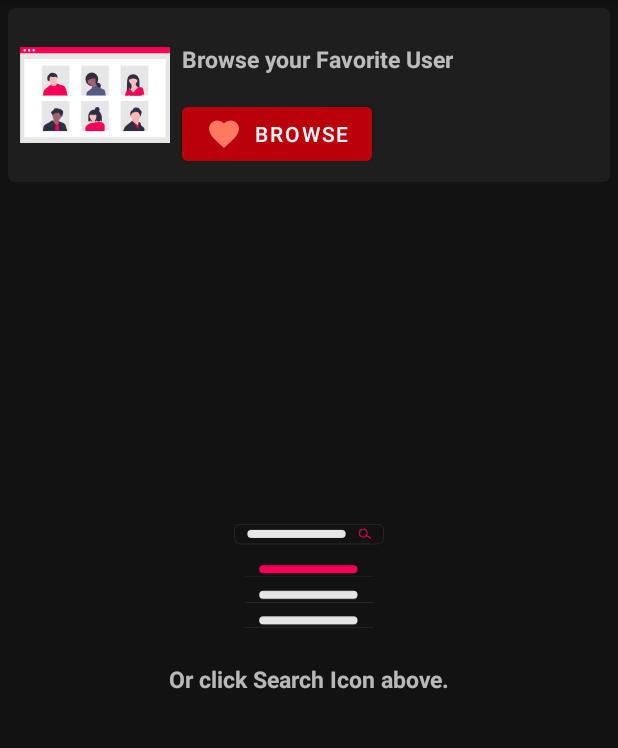
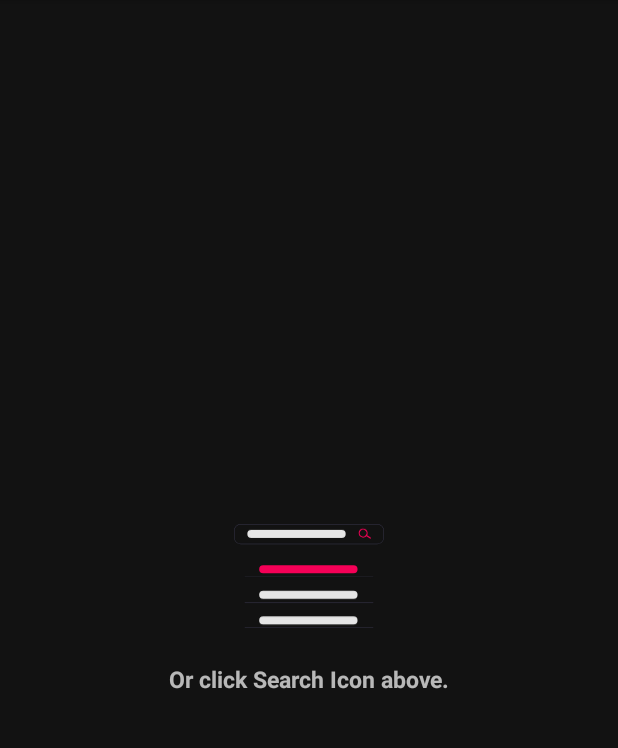
Before and after one commit to un-ro/github-user, an Android app: the screen it shows after launch (MainActivity), on a phone screen of 412 x 824 dp, the part 84-832 px from its top. Run offline under Robolectric (Android 15) with nearby library versions, the phone set to English and light mode, and no system bars; libraries missing offline, so code that uses them is left out: de.mateware.snacky; plain views replace MaterialProgressBar; Roboto replaces fonts that are not available here.

Commit message:
Home Page - Change UI - Change ViewModel - Change some icon

```diff
--- a/app/src/main/java/com/unero/githubuser/ui/fragments/home/HomeFragment.kt
+++ b/app/src/main/java/com/unero/githubuser/ui/fragments/home/HomeFragment.kt
@@ -4,15 +4,13 @@ import android.app.SearchManager
 import android.content.Context
 import android.os.Bundle
 import android.view.LayoutInflater
+import android.view.MenuItem
 import android.view.View
 import android.view.ViewGroup
-import androidx.activity.OnBackPressedCallback
 import androidx.appcompat.widget.SearchView
-import androidx.databinding.DataBindingUtil
 import androidx.fragment.app.Fragment
 import androidx.lifecycle.ViewModelProvider
 import androidx.navigation.fragment.findNavController
-import androidx.recyclerview.widget.LinearLayoutManager
 import com.unero.githubuser.R
 import com.unero.githubuser.data.remote.model.User
 import com.unero.githubuser.databinding.FragmentHomeBinding
@@ -21,81 +19,40 @@ import de.mateware.snacky.Snacky
 
 class HomeFragment : Fragment() {
 
+    private var _binding: FragmentHomeBinding? = null
+    private val binding get() = _binding as FragmentHomeBinding
+
     private lateinit var viewModel: HomeViewModel
-    private lateinit var binding: FragmentHomeBinding
     private lateinit var adapter: SharedAdapter
 
     override fun onCreate(savedInstanceState: Bundle?) {
         super.onCreate(savedInstanceState)
-
-        viewModel = ViewModelProvider(this).get(HomeViewModel::class.java)
+        viewModel = ViewModelProvider(requireActivity())[HomeViewModel::class.java]
     }
 
     override fun onCreateView(
         inflater: LayoutInflater, container: ViewGroup?,
         savedInstanceState: Bundle?
     ): View {
-        binding = DataBindingUtil.inflate(inflater, R.layout.fragment_home, container, false)
-        binding.lifecycleOwner = this
-        activity?.onBackPressedDispatcher?.addCallback(viewLifecycleOwner, object : OnBackPressedCallback(true) {
-            override fun handleOnBackPressed() {
-                activity?.finishAffinity()
-            }
-        })
+        _binding = FragmentHomeBinding.inflate(inflater, container, false)
         return binding.root
     }
 
     override fun onViewCreated(view: View, savedInstanceState: Bundle?) {
         super.onViewCreated(view, savedInstanceState)
 
+        binding.topbar.setOnMenuItemClickListener { menuItem -> appbar(menuItem) }
+
+        viewModel.listUser.observe(viewLifecycleOwner, {
+            if (it.items.isNullOrEmpty()) {
+                showIllustration(true)
                 showLoading(false)
-        setupRV()
-        appbar()
-        errorInfo()
-
-        binding.materialButton.setOnClickListener {
-            findNavController().navigate(R.id.action_homeFragment_to_favoriteFragment)
-        }
-    }
-
-    private fun setupRV() {
-        adapter = SharedAdapter()
-        adapter.setFragment(this::class.java.simpleName)
-        binding.rv.setHasFixedSize(true)
-        binding.rv.layoutManager = LinearLayoutManager(requireContext())
-        binding.rv.adapter = adapter
-    }
-
-    private fun render(query: String) {
-        viewModel.findUser(query)
-        viewModel.listUser.observe(viewLifecycleOwner, {
-            if (it.isSuccessful) {
-                showLoading(false)
-                val total = it.body()?.total_count
-                val listUser: List<User>? = it.body()?.items
-                adapter.setData(listUser)
-                adapter.notifyDataSetChanged()
-                if (total == 0) {
-                    zeroResult()
             } else {
-                    illustration(false)
-                    Snacky.builder()
-                        .setView(requireView())
-                        .setText(getString(R.string.total_result, total))
-                        .success()
-                        .show()
-                }
-            } else {
-                Snacky.builder()
-                    .setView(requireView())
-                    .setText(it.errorBody().toString())
-                    .error()
-                    .show()
+                showIllustration(false)
+                setupRV(it.items)
             }
         })
-    }
 
-    private fun errorInfo() {
         viewModel.errorMessage.observe(viewLifecycleOwner, {
             Snacky.builder()
                 .setView(requireView())
@@ -105,64 +62,76 @@ class HomeFragment : Fragment() {
         })
     }
 
-    private fun zeroResult(){
-        illustration(true)
-        binding.ivIllustration.setImageResource(R.drawable.ic_undraw_empty)
-        binding.tvDescHelp.text = getString(R.string.no_result)
+    private fun setupRV(items: List<User>) {
+        adapter = SharedAdapter()
+        adapter.setData(items)
+        adapter.setFragment(this::class.java.simpleName)
+        showLoading(false)
+        binding.rv.adapter = adapter
+        binding.rv.setHasFixedSize(true)
     }
 
-    private fun appbar(){
-        binding.topbar.setOnMenuItemClickListener {
-            when (it.itemId) {
+    private fun search(query: String) {
+        viewModel.findUser(query)
+        viewModel.listUser.observe(viewLifecycleOwner, {
+            setupRV(it.items)
+            Snacky.builder()
+                .setView(requireView())
+                .setText(getString(R.string.total_result, it.total_count))
+                .success()
+                .show()
+        })
+    }
+
+    private fun appbar(menuItem: MenuItem): Boolean {
+        return when (menuItem.itemId) {
             R.id.item_search -> {
 
                 val searchManager = requireContext().getSystemService(Context.SEARCH_SERVICE) as SearchManager
-                    val searchView: SearchView = it.actionView as SearchView
+                val searchView: SearchView = menuItem.actionView as SearchView
 
                 searchView.setSearchableInfo(searchManager.getSearchableInfo(requireActivity().componentName))
                 searchView.queryHint = resources.getString(R.string.search_hint)
                 searchView.setOnQueryTextListener(object : SearchView.OnQueryTextListener {
                     override fun onQueryTextSubmit(query: String): Boolean {
-                            render(query)
+                        search(query)
                         return true
                     }
 
                     override fun onQueryTextChange(newText: String?): Boolean {
-                            if (newText.isNullOrBlank())
-                                showLoading(false)
-                            else
                         showLoading(true)
+                        showIllustration(false)
 
                         return false
                     }
                 })
                 true
             }
+            R.id.favorite -> {
+                val action = HomeFragmentDirections.actionHomeFragmentToFavoriteFragment()
+                findNavController().navigate(action)
+                true
+            }
             R.id.item_setting -> {
-                    findNavController().navigate(R.id.action_homeFragment_to_settingFragment)
+                val action = HomeFragmentDirections.actionHomeFragmentToSettingFragment()
+                findNavController().navigate(action)
                 true
             }
             else -> false
         }
     }
+
+    private fun showLoading(state: Boolean) {
+        binding.pb.visibility = if (state) View.VISIBLE else View.GONE
     }
 
-    private fun showLoading(state: Boolean) {
-        if (state) {
-            binding.pb.visibility = View.VISIBLE
-            illustration(false)
-        } else {
-            binding.pb.visibility = View.GONE
+    private fun showIllustration(state: Boolean) {
+        binding.ivIllustration.visibility = if (state) View.VISIBLE else View.GONE
+        binding.tvDescHelp.visibility = if (state) View.VISIBLE else View.GONE
+    }
+
+    override fun onDestroyView() {
+        super.onDestroyView()
+        _binding = null
     }
 }
-
-    private fun illustration(switch: Boolean){
-        if (switch) {
-            binding.ivIllustration.visibility = View.VISIBLE
-            binding.tvDescHelp.visibility = View.VISIBLE
-        } else {
-            binding.ivIllustration.visibility = View.GONE
-            binding.tvDescHelp.visibility = View.GONE
-        }
-    }
-}
--- a/app/src/main/res/drawable/ic_fav_filled.xml
+++ b/app/src/main/res/drawable/ic_fav_filled.xml
@@ -1,4 +1,4 @@
-<vector android:height="24dp" android:tint="#DC3942"
+<vector android:height="24dp" android:tint="@color/white"
     android:viewportHeight="24" android:viewportWidth="24"
     android:width="24dp" xmlns:android="http://schemas.android.com/apk/res/android">
     <path android:fillColor="@android:color/white" android:pathData="M12,21.35l-1.45,-1.32C5.4,15.36 2,12.28 2,8.5 2,5.42 4.42,3 7.5,3c1.74,0 3.41,0.81 4.5,2.09C13.09,3.81 14.76,3 16.5,3 19.58,3 22,5.42 22,8.5c0,3.78 -3.4,6.86 -8.55,11.54L12,21.35z"/>
--- a/app/src/main/res/layout/fragment_home.xml
+++ b/app/src/main/res/layout/fragment_home.xml
@@ -1,9 +1,9 @@
 <?xml version="1.0" encoding="utf-8"?>
-<layout xmlns:android="http://schemas.android.com/apk/res/android"
-    xmlns:tools="http://schemas.android.com/tools"
-    xmlns:app="http://schemas.android.com/apk/res-auto">
 
 <androidx.constraintlayout.widget.ConstraintLayout
+    xmlns:android="http://schemas.android.com/apk/res/android"
+    xmlns:tools="http://schemas.android.com/tools"
+    xmlns:app="http://schemas.android.com/apk/res-auto"
     android:layout_width="match_parent"
     android:layout_height="match_parent"
     tools:context=".ui.fragments.home.HomeFragment">
@@ -26,54 +26,12 @@
     </com.google.android.material.appbar.AppBarLayout>
     <!-- End TopBar -->
 
-        <com.google.android.material.card.MaterialCardView
-            android:id="@+id/cv_favorite"
-            android:layout_width="match_parent"
-            android:layout_height="wrap_content"
-            app:layout_constraintTop_toBottomOf="@id/appbar"
-            app:layout_constraintStart_toStartOf="parent"
-            app:layout_constraintEnd_toEndOf="parent"
-            android:layout_margin="5dp">
-
-            <androidx.constraintlayout.widget.ConstraintLayout
-                android:layout_width="match_parent"
-                android:layout_height="wrap_content" >
-
-                <ImageView
-                    android:id="@+id/iv_banner"
-                    style="@style/imageView"
-                    android:src="@drawable/ic_undraw_conference"
-                    app:layout_constraintTop_toTopOf="parent"
-                    app:layout_constraintStart_toStartOf="parent"
-                    app:layout_constraintBottom_toBottomOf="parent"
-                    android:contentDescription="@string/description_banner_home" />
-
-                <com.google.android.material.textview.MaterialTextView
-                    android:id="@+id/tv_title"
-                    style="@style/tv_header"
-                    android:text="@string/title_banner_home"
-                    app:layout_constraintBottom_toTopOf="@id/materialButton"
-                    app:layout_constraintStart_toEndOf="@id/iv_banner"
-                    app:layout_constraintTop_toTopOf="@id/iv_banner" />
-
-                <com.google.android.material.button.MaterialButton
-                    android:id="@+id/materialButton"
-                    style="@style/buttonmaterial"
-                    android:text="@string/browse"
-                    app:iconTint="@color/primaryLightColor"
-                    app:icon="@drawable/ic_fav_filled"
-                    app:layout_constraintBottom_toBottomOf="parent"
-                    app:layout_constraintStart_toEndOf="@id/iv_banner" />
-
-            </androidx.constraintlayout.widget.ConstraintLayout>
-
-        </com.google.android.material.card.MaterialCardView>
-
     <androidx.recyclerview.widget.RecyclerView
         android:id="@+id/rv"
         android:layout_width="match_parent"
         android:layout_height="0dp"
-            app:layout_constraintTop_toBottomOf="@id/cv_favorite"
+        app:layoutManager="androidx.recyclerview.widget.LinearLayoutManager"
+        app:layout_constraintTop_toBottomOf="@id/appbar"
         app:layout_constraintStart_toStartOf="parent"
         app:layout_constraintEnd_toEndOf="parent"
         app:layout_constraintBottom_toBottomOf="parent"
@@ -110,6 +68,4 @@
         app:layout_constraintStart_toStartOf="parent"
         app:layout_constraintEnd_toEndOf="parent"/>
 
-
 </androidx.constraintlayout.widget.ConstraintLayout>
-</layout>
```
Also changed, not shown: app/src/main/java/com/unero/githubuser/ui/fragments/home/HomeViewModel.kt (+10 -11 lines). Lines whose indentation alone changed are shown as unchanged.
